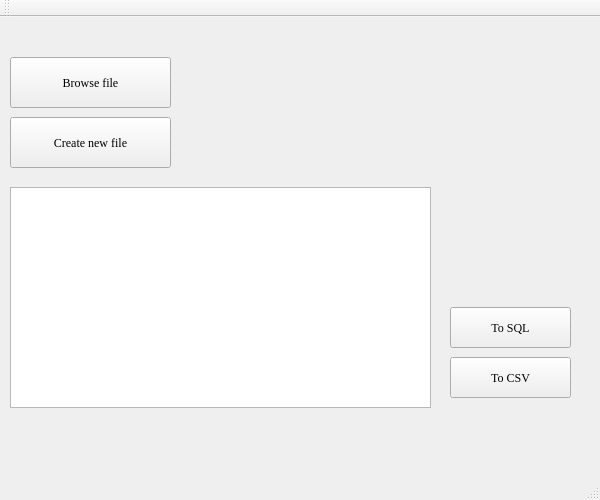
This is convert/mainwindow.ui in MarinaPl/db-convertor as Qt 5 draws it before an edit. The edited form follows.
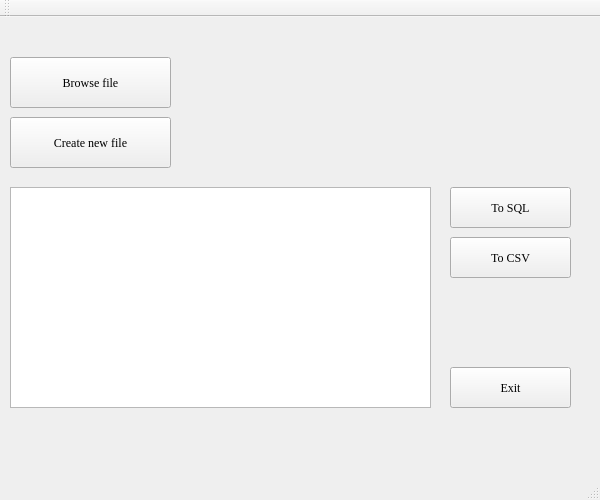
This is the edited form. Icons and pictures are not drawn.

```diff
--- a/convert/mainwindow.ui
+++ b/convert/mainwindow.ui
@@ -52,7 +52,7 @@
     <property name="geometry">
      <rect>
       <x>450</x>
-      <y>290</y>
+      <y>170</y>
       <width>121</width>
       <height>41</height>
      </rect>
@@ -65,7 +65,7 @@
     <property name="geometry">
      <rect>
       <x>450</x>
-      <y>340</y>
+      <y>220</y>
       <width>121</width>
       <height>41</height>
      </rect>
@@ -100,6 +100,19 @@
      <string>Create new file</string>
     </property>
    </widget>
+   <widget class="QPushButton" name="exit_butt">
+    <property name="geometry">
+     <rect>
+      <x>450</x>
+      <y>350</y>
+      <width>121</width>
+      <height>41</height>
+     </rect>
+    </property>
+    <property name="text">
+     <string>Exit</string>
+    </property>
+   </widget>
   </widget>
   <widget class="QToolBar" name="mainToolBar">
    <attribute name="toolBarArea">
```
Left out of the diff: 8 changed lines with no effect on the pictures.
